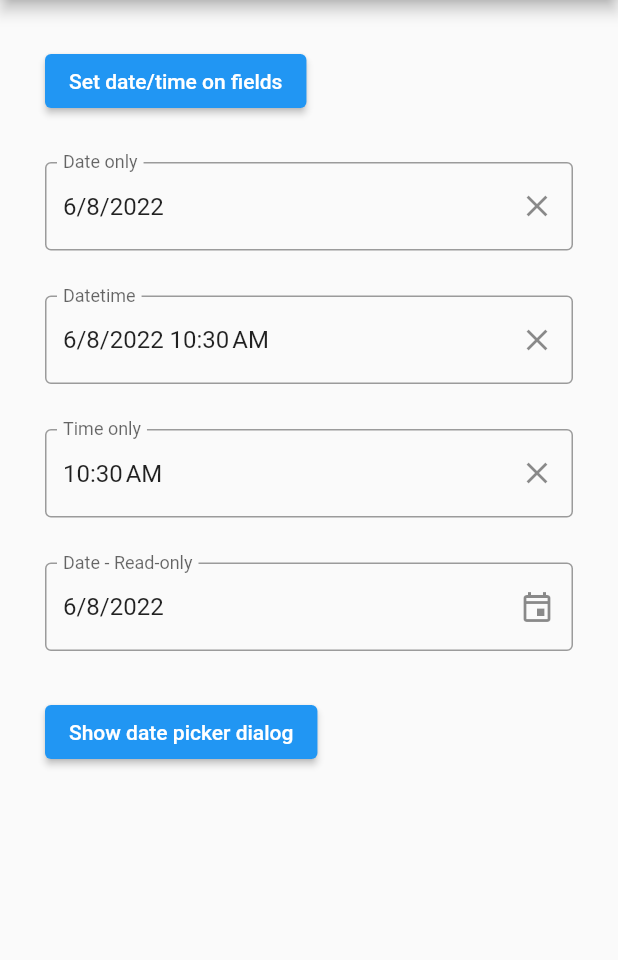
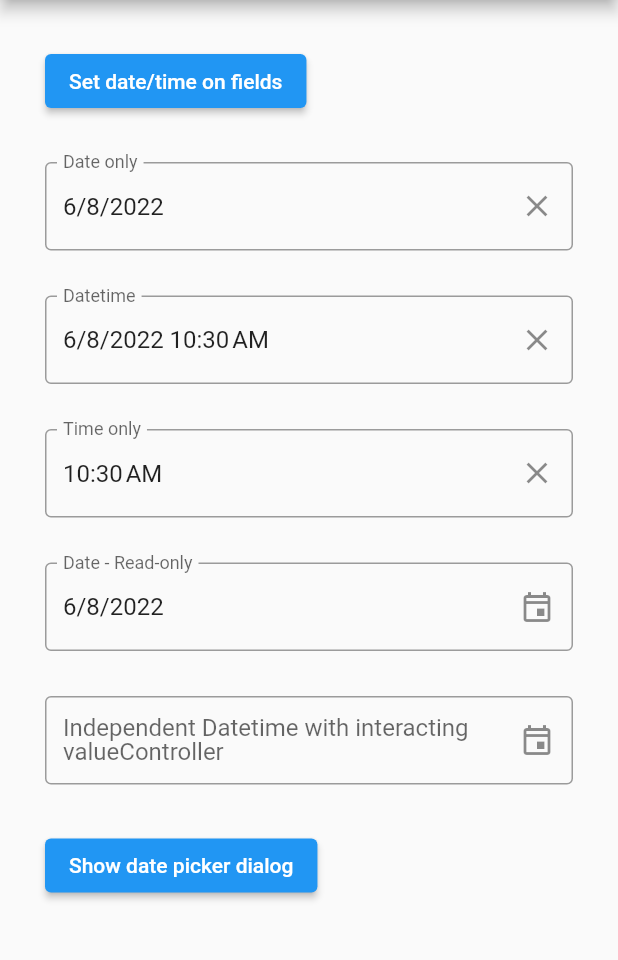
Before and after one commit to VisualSystemsCorp/vsc_datetime_field, a Flutter app: the screen it shows after launch, after a tap on "Set date/time on fields", on a phone screen of 412 x 824 dp, the part 84-1044 px from its top. Run offline on Flutter 3.47's test engine with Material 2 defaults, Android fonts, the phone set to English and light mode, and no system bars; our stand-ins replace clock, flutter_keyboard_visibility.

Commit message:
Only set text if the field doesn't have focus

```diff
--- a/example/lib/main.dart
+++ b/example/lib/main.dart
@@ -34,6 +34,8 @@ class MyHomePage extends StatefulWidget {
 
 class _MyHomePageState extends State<MyHomePage> {
   final ValueNotifier<DateTime?> _valueController = ValueNotifier(null);
+  final ValueNotifier<DateTime?> _interactiveValueController =
+      ValueNotifier(null);
 
   @override
   void dispose() {
@@ -106,6 +108,18 @@ class _MyHomePageState extends State<MyHomePage> {
                   readOnly: true,
                 ),
                 const SizedBox(height: 30),
+                VscDatetimeField(
+                  type: VscDatetimeFieldType.datetime,
+                  valueController: _interactiveValueController,
+                  textFieldConfiguration: const TextFieldConfiguration(
+                      decoration: InputDecoration(
+                    label: Text(
+                        'Independent Datetime with interacting valueController'),
+                  )),
+                  onValueChanged: (dt) =>
+                      _interactiveValueController.value = dt,
+                ),
+                const SizedBox(height: 30),
                 ElevatedButton(
                   child: const Text('Show date picker dialog'),
                   onPressed: () {
--- a/lib/vsc_datetime_field.dart
+++ b/lib/vsc_datetime_field.dart
@@ -316,7 +316,9 @@ class VscDatetimeFieldState extends State<VscDatetimeField> {
   }
 
   void _valueControllerListener() {
-    _setValue(widget.valueController?.value, setText: true, notify: false);
+    // Only set the text if we don't have focus
+    _setValue(widget.valueController?.value,
+        setText: !_effectiveFocusNode.hasFocus, notify: false);
   }
 
   void _initOverlayEntry() {
```
Also changed, not shown: 1 other file.
